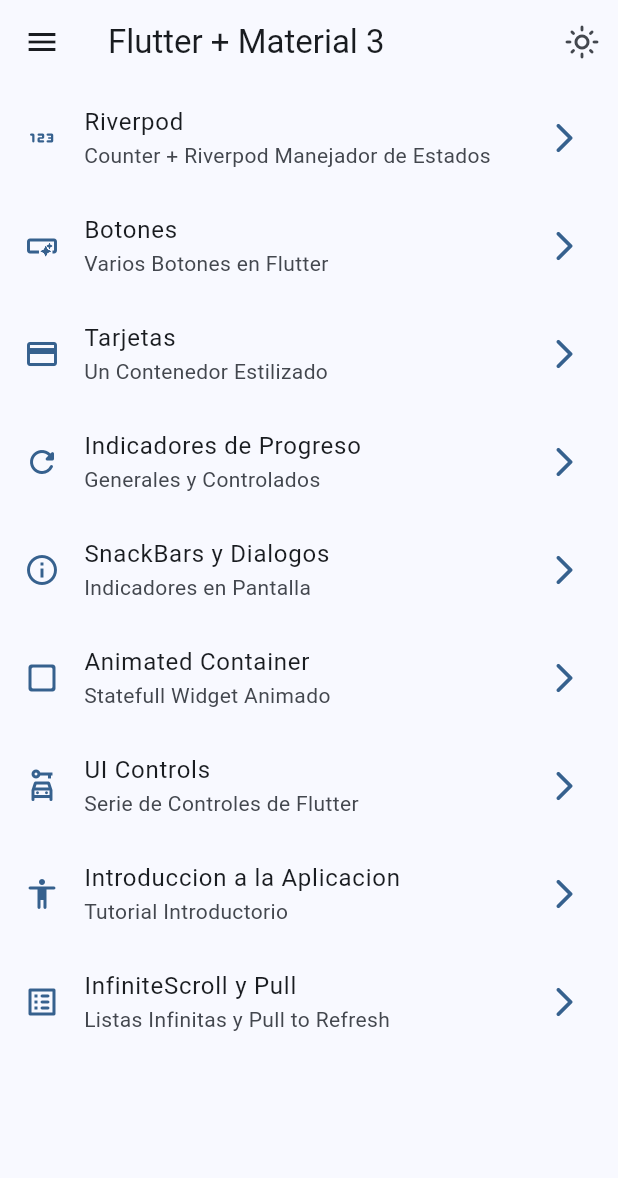
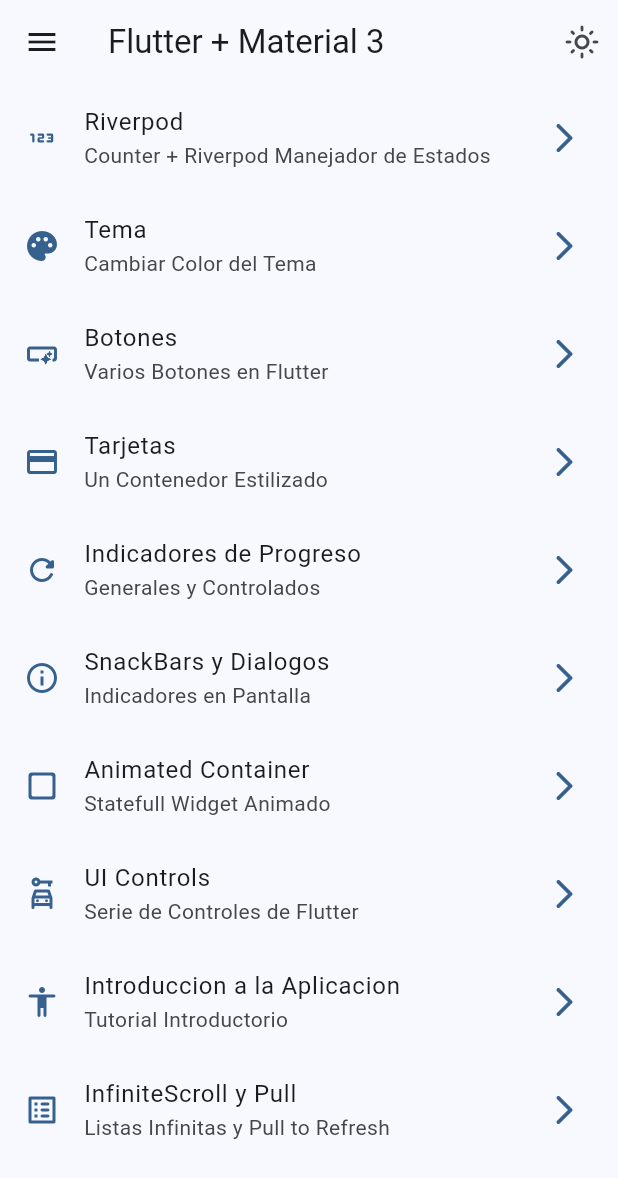
Before and after one commit to DiegoHCH/Widgets-App, a Flutter app: the screen it shows after launch, on a phone screen of 412 x 824 dp. Shown: the top 1178 px of the screen. Run offline on Flutter 3.47's test engine with Material 2 defaults, Android fonts, the phone set to English and light mode, and no system bars; our stand-ins replace animate_do, flutter_riverpod, go_router.

Commit message:
Creacion pantalla cambio de color del tema

```diff
--- a/lib/config/menu/menu_items.dart
+++ b/lib/config/menu/menu_items.dart
@@ -23,6 +23,12 @@ const appMenuItems = <MenuItem> [
     subTitle: 'Counter + Riverpod Manejador de Estados',
     url: '/riverpod',
     icon: Icons.onetwothree_rounded
+  ),
+  MenuItem(
+    title: 'Tema',
+    subTitle: 'Cambiar Color del Tema',
+    url: '/themechanger',
+    icon: Icons.palette_rounded
   ),
   MenuItem(
     title: 'Botones',
--- a/lib/config/router/app_router.dart
+++ b/lib/config/router/app_router.dart
@@ -65,5 +65,11 @@ final appRouter = GoRouter(
       name: CounterScreen.name,
       builder: ((context, state) => const CounterScreen())
     ),
+
+    GoRoute(
+      path: '/themechanger',
+      name: ThemeChangerScreen.name,
+      builder: ((context, state) => const ThemeChangerScreen())
+    ),
   ]
 );
--- a/lib/presentation/providers/theme_provider.dart
+++ b/lib/presentation/providers/theme_provider.dart
@@ -1,5 +1,6 @@
-
-
 import 'package:flutter_riverpod/flutter_riverpod.dart';
+import 'package:widgets_app/config/theme/app_theme.dart';
 
 final isDarkmodeProvider = StateProvider((ref) => false);
+
+final colorListProvider = Provider((ref) => colorList);
--- a/lib/presentation/screens/screens.dart
+++ b/lib/presentation/screens/screens.dart
@@ -7,4 +7,5 @@ export 'package:widgets_app/presentation/screens/home/home_screen.dart';
 export 'package:widgets_app/presentation/screens/infinite_scroll/infinite_scroll_screen.dart';
 export 'package:widgets_app/presentation/screens/progress/progress_screen.dart';
 export 'package:widgets_app/presentation/screens/snackbar/snackbar_screen.dart';
+export 'package:widgets_app/presentation/screens/theme/theme_changer_screen.dart';
 export 'package:widgets_app/presentation/screens/ui_controls/ui_controls_screen.dart';
```
Also changed, not shown: lib/presentation/screens/theme/theme_changer_screen.dart (added, +58 -0 lines).
